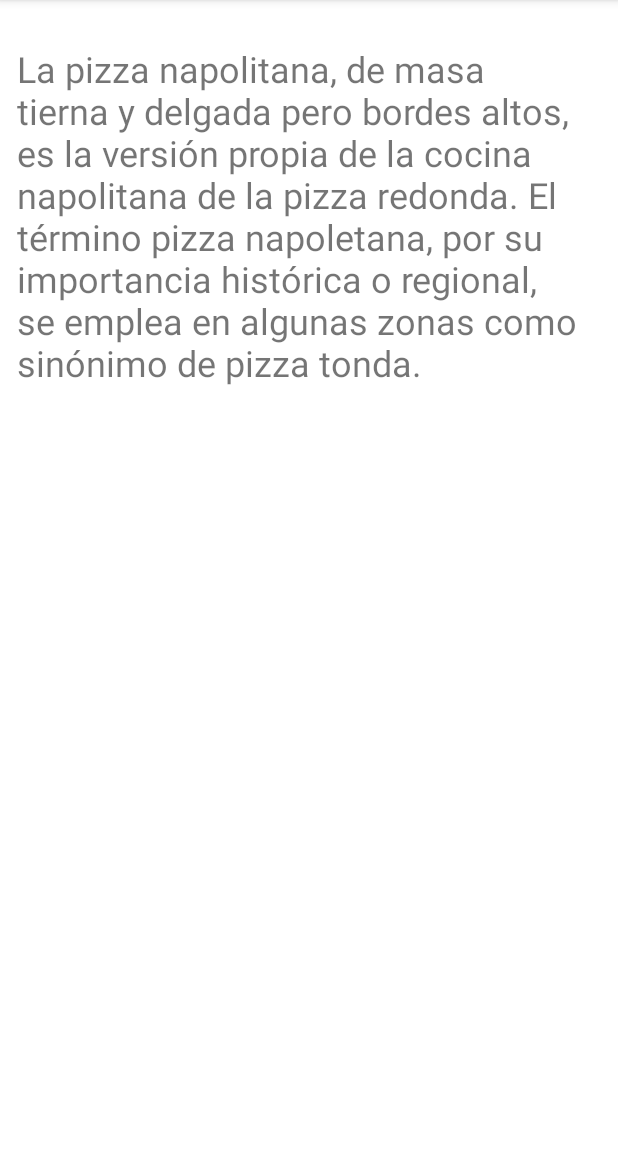
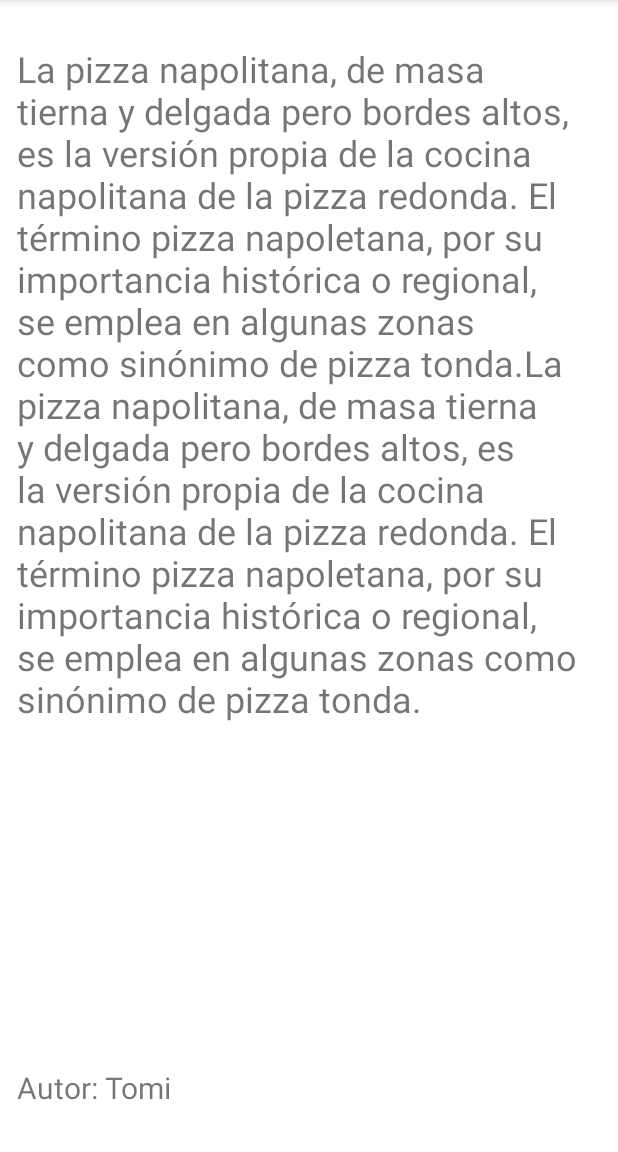
Before and after one commit to nicolasbortoni/CookingApp, an Android app: the RecyclerViewFragment screen opened through its navigation route, after a tap on "Pizza napolitana", on a phone screen of 412 x 824 dp, the part 84-1236 px from its top. Run offline under Robolectric (Android 15) with nearby library versions, the phone set to English and light mode, and no system bars.

Commit message:
Agregado de autor a la receta

```diff
--- a/app/src/main/java/com/utn/cookingapp/entities/RecipeRepository.kt
+++ b/app/src/main/java/com/utn/cookingapp/entities/RecipeRepository.kt
@@ -6,7 +6,7 @@ class RecipeRepository {
     init {
         recipeRepository.add(Recipe("112","Salsa Bologñesa","Pedro","La boloñesa o bolognesa es una salsa muy comúnmente usada para acompañar pastas o a la típica polenta. Es una salsa espesa, de color marrón-rojo, muy empleada en las comarcas cercanas a Bolonia."))
         recipeRepository.add(Recipe("113","Pan de masa madre","Juan","La masa madre es un pan elaborado mediante la fermentación de masa utilizando lactobacilaceas silvestres y levadura. El ácido láctico de la fermentación imparte un sabor amargo y mejora las cualidades de conservación."))
-        recipeRepository.add(Recipe("114","Pizza napolitana","Tomi","La pizza napolitana, de masa tierna y delgada pero bordes altos, es la versión propia de la cocina napolitana de la pizza redonda. El término pizza napoletana, por su importancia histórica o regional, se emplea en algunas zonas como sinónimo de pizza tonda."))
+        recipeRepository.add(Recipe("114","Pizza napolitana","Tomi","La pizza napolitana, de masa tierna y delgada pero bordes altos, es la versión propia de la cocina napolitana de la pizza redonda. El término pizza napoletana, por su importancia histórica o regional, se emplea en algunas zonas como sinónimo de pizza tonda.La pizza napolitana, de masa tierna y delgada pero bordes altos, es la versión propia de la cocina napolitana de la pizza redonda. El término pizza napoletana, por su importancia histórica o regional, se emplea en algunas zonas como sinónimo de pizza tonda."))
         recipeRepository.add(Recipe("115","Lasagna","Teo","La lasaña es un tipo de pasta. Se suele servir en láminas superpuestas intercaladas con capas de ingredientes al gusto, más frecuentemente carne en salsa boloñesa y bechamel. Su origen es italiano y el plato preparado usualmente con carne suele llamarse lasaña al horno."))
         recipeRepository.add(Recipe("116","Wok","Ailin","El wok (kuo en el idioma mandarín) es un utensilio de cocina originario de China. Podríamos decir que es una especie de sartén ligera, redonda, profunda y con asas. El tamaño medio suele ser de 30 cm o más de diámetro. Suele estar hecha de acero, hierro fundido e incluso se encuentran ejemplares de aluminio."))
         recipeRepository.add(Recipe("117","Asado","Mica","El asado, barbacoa, parrilla o parrillada es una técnica de cocción mediante la cual, los alimentos son expuestos al calor de fuego o brasas para que se cocinen lentamente. El calor se transmite gradualmente al alimento, que por lo general está suspendido sobre el fuego o cerca de las brasas."))
--- a/app/src/main/java/com/utn/cookingapp/fragments/DetailFragment.kt
+++ b/app/src/main/java/com/utn/cookingapp/fragments/DetailFragment.kt
@@ -15,6 +15,7 @@ class DetailFragment : Fragment() {
 
     private lateinit var v : View
     private lateinit var txtRecipe : TextView
+    private lateinit var txtAuthor : TextView
     private lateinit var recipe : Recipe
 
     companion object {
@@ -29,6 +30,7 @@ class DetailFragment : Fragment() {
     ): View? {
         v = inflater.inflate(R.layout.detail_fragment, container, false)
         txtRecipe = v.findViewById(R.id.txtRecipe)
+        txtAuthor = v.findViewById(R.id.txtAuthor)
         return v
     }
 
@@ -37,6 +39,8 @@ class DetailFragment : Fragment() {
 
         recipe = DetailFragmentArgs.fromBundle(requireArguments()).recipeMsg
         txtRecipe.text = recipe.receta
+        txtAuthor.text = "Autor: " + recipe.author
+
     }
 
     override fun onActivityCreated(savedInstanceState: Bundle?) {
--- a/app/src/main/res/layout/detail_fragment.xml
+++ b/app/src/main/res/layout/detail_fragment.xml
@@ -10,12 +10,25 @@
     <TextView
         android:id="@+id/txtRecipe"
         android:layout_width="0dp"
-        android:layout_height="0dp"
+        android:layout_height="wrap_content"
         android:layout_margin="10dp"
         android:text="TextView"
         android:textSize="24sp"
+        app:layout_constraintEnd_toEndOf="parent"
+        app:layout_constraintHorizontal_bias="0.436"
+        app:layout_constraintStart_toStartOf="parent"
+        app:layout_constraintTop_toTopOf="parent" />
+
+    <TextView
+        android:id="@+id/txtAuthor"
+        android:layout_width="0dp"
+        android:layout_height="wrap_content"
+        android:layout_margin="10dp"
+        android:text="TextView"
+        android:textSize="20sp"
         app:layout_constraintBottom_toBottomOf="parent"
         app:layout_constraintEnd_toEndOf="parent"
-        app:layout_constraintStart_toStartOf="parent"
-        app:layout_constraintTop_toTopOf="parent" />
+        app:layout_constraintHorizontal_bias="0.498"
+        app:layout_constraintStart_toStartOf="parent" />
+
 </androidx.constraintlayout.widget.ConstraintLayout>
```
